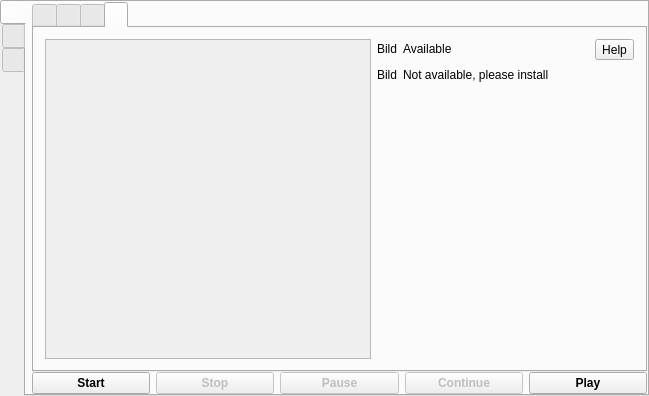
Above: mainwindow.ui from vkohaupt/vokoscreenNG before the change. Below: the same form after it.
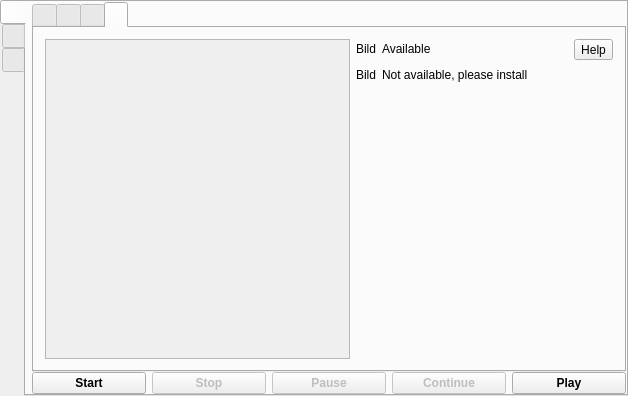
That is the form after the change. Icons and pictures are not drawn.

Commit message: add tab icons

```diff
--- a/mainwindow.ui
+++ b/mainwindow.ui
@@ -6,7 +6,7 @@
    <rect>
     <x>0</x>
     <y>0</y>
-    <width>649</width>
+    <width>628</width>
     <height>396</height>
    </rect>
   </property>
@@ -504,7 +504,7 @@
                   <rect>
                    <x>0</x>
                    <y>0</y>
-                   <width>215</width>
+                   <width>270</width>
                    <height>299</height>
                   </rect>
                  </property>
```
Left out of the diff: 18 changed lines with no effect on the pictures. The commit also changes 1 other file.
